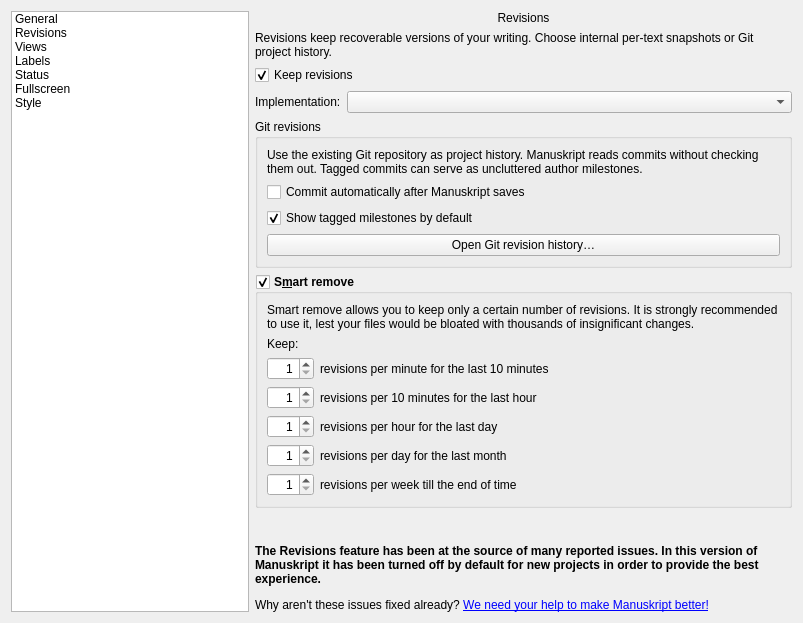
First picture: the form in manuskript/ui/settings_ui.ui, repository MustardBell/manuskript, before the edit.
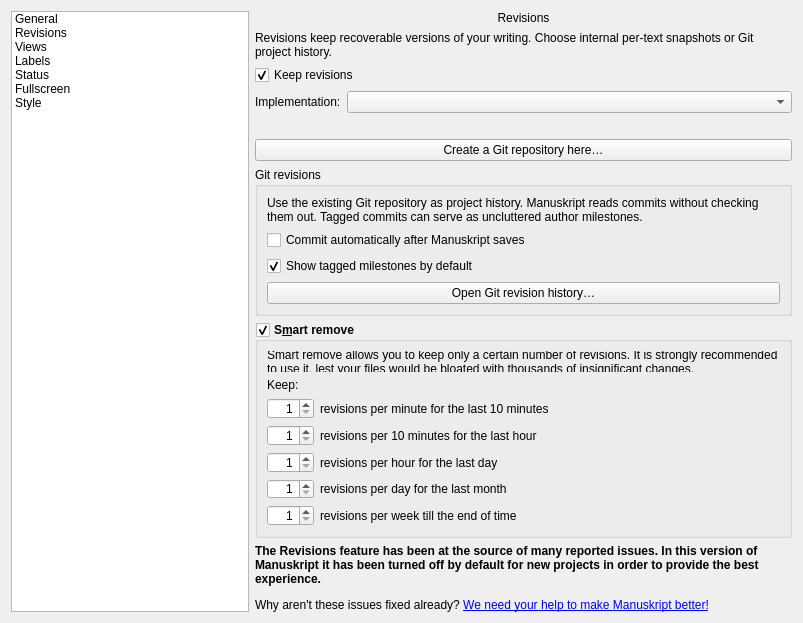
Second picture: the form after the edit. The open tabs and pages were chosen to show the change. Icons and pictures are not drawn.

Commit message: Default revisions to Git and say when Git cannot work

Patch:
```diff
--- a/manuskript/ui/settings_ui.ui
+++ b/manuskript/ui/settings_ui.ui
@@ -547,6 +547,26 @@
          </item>
         </layout>
        </item>
+       <item>
+        <widget class="QLabel" name="lblRevisionStatus">
+         <property name="text">
+          <string/>
+         </property>
+         <property name="wordWrap">
+          <bool>true</bool>
+         </property>
+         <property name="textInteractionFlags">
+          <set>Qt::TextSelectableByMouse</set>
+         </property>
+        </widget>
+       </item>
+       <item>
+        <widget class="QPushButton" name="btnInitGitRepository">
+         <property name="text">
+          <string>Create a Git repository here…</string>
+         </property>
+        </widget>
+       </item>
        <item>
         <widget class="QGroupBox" name="grpGitRevisionOptions">
          <property name="title">
```
The commit also changes 9 other files.
